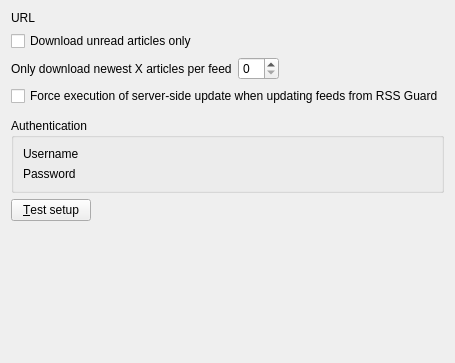
This is src/librssguard/services/owncloud/gui/owncloudaccountdetails.ui in norbusan/rssguard-debian as Qt 5 draws it before an edit. The edited form follows.
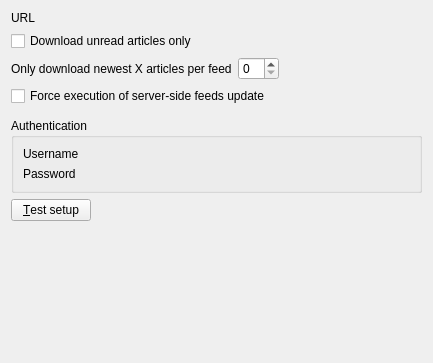
This is the edited form. Custom widgets are drawn as their Qt base class.

Patch:
```diff
--- a/src/librssguard/services/owncloud/gui/owncloudaccountdetails.ui
+++ b/src/librssguard/services/owncloud/gui/owncloudaccountdetails.ui
@@ -159,7 +159,7 @@
    <item row="3" column="0" colspan="2">
     <widget class="QCheckBox" name="m_checkServerSideUpdate">
      <property name="text">
-      <string>Force execution of server-side update when updating feeds from RSS Guard</string>
+      <string>Force execution of server-side feeds update</string>
      </property>
     </widget>
    </item>
```
